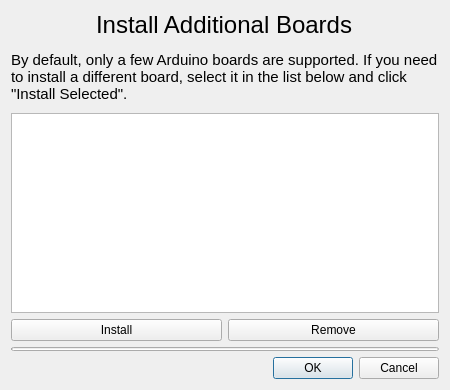
First picture: the form in microstation/ui/install_boards.ui, repository TheCheese42/microstation, before the edit.
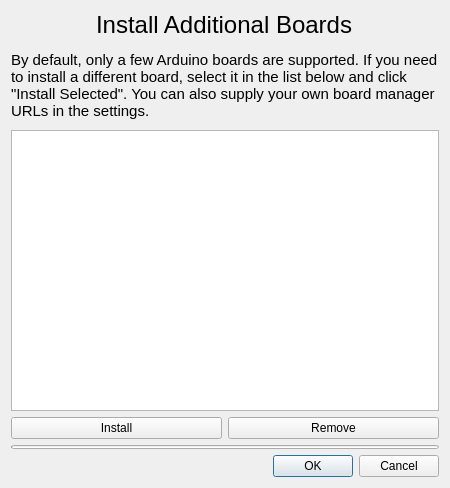
Second picture: the form after the edit. Icons and pictures are not drawn.

Patch:
```diff
--- a/microstation/ui/install_boards.ui
+++ b/microstation/ui/install_boards.ui
@@ -7,7 +7,7 @@
     <x>0</x>
     <y>0</y>
     <width>450</width>
-    <height>390</height>
+    <height>488</height>
    </rect>
   </property>
   <property name="windowTitle">
@@ -66,7 +66,7 @@
       </font>
      </property>
      <property name="text">
-      <string>By default, only a few Arduino boards are supported. If you need to install a different board, select it in the list below and click &quot;Install Selected&quot;.</string>
+      <string>By default, only a few Arduino boards are supported. If you need to install a different board, select it in the list below and click &quot;Install Selected&quot;. You can also supply your own board manager URLs in the settings.</string>
      </property>
      <property name="wordWrap">
       <bool>true</bool>
```
